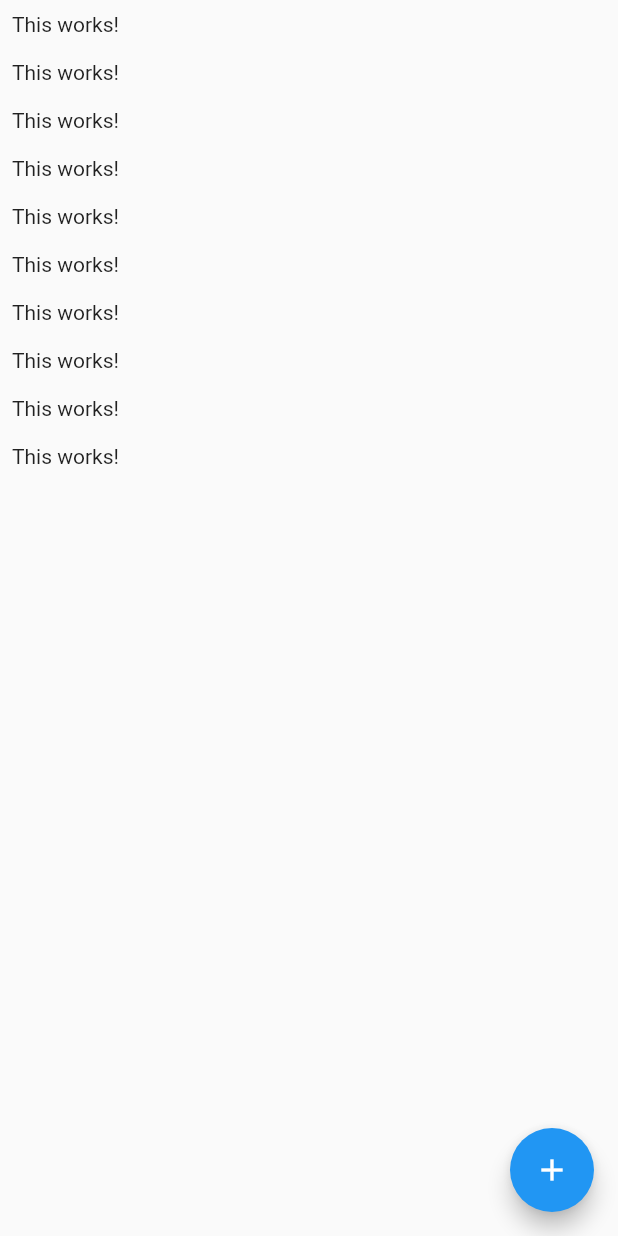
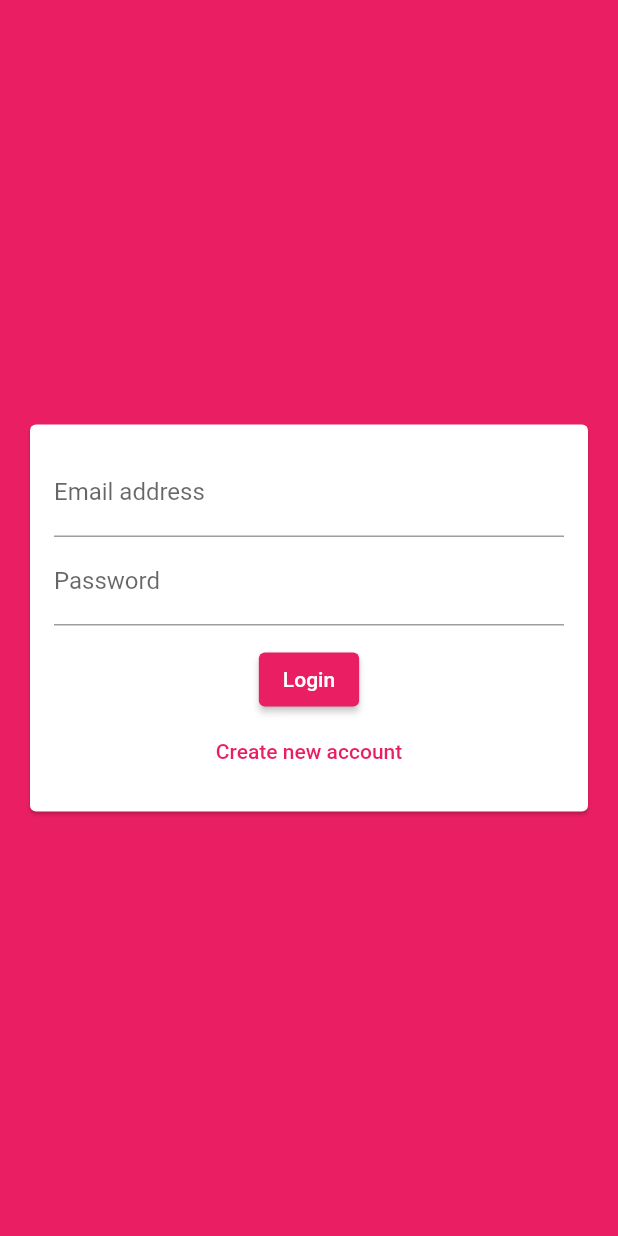
Before and after one commit to GPark8343/flutter_project6, a Flutter app: the screen it shows after launch, on a phone screen of 412 x 824 dp. Run offline on Flutter 3.47's test engine with Material 2 defaults, Android fonts, the phone set to English and light mode, and no system bars; our stand-ins replace cloud_firestore, firebase_core; accounts and stored records are empty.

Commit message:
second commit

```diff
--- a/lib/main.dart
+++ b/lib/main.dart
@@ -1,3 +1,4 @@
+import 'package:chat_app/screens/auth_screen.dart';
 import 'package:firebase_core/firebase_core.dart';
 import 'firebase_options.dart';
 
@@ -16,9 +17,17 @@ class MyApp extends StatelessWidget {
     return MaterialApp(
       title: 'FlutterChat',
       theme: ThemeData(
-        primarySwatch: Colors.blue,
+        primarySwatch: Colors.pink,
+        backgroundColor: Colors.pink,
+        accentColor: Colors.deepPurple,
+        accentColorBrightness: Brightness.dark,
+        buttonTheme: ButtonTheme.of(context).copyWith(
+          buttonColor: Colors.pink,
+          textTheme: ButtonTextTheme.primary,
+          shape: RoundedRectangleBorder(borderRadius: BorderRadius.circular(20))
+        )
       ),
-      home: ChatScreen(),
+      home: AuthScreen(),
     );
   }
 }
--- a/lib/screens/auth_screen.dart
+++ b/lib/screens/auth_screen.dart
@@ -0,0 +1,24 @@
+import 'package:chat_app/widgets/auth/auth_form.dart';
+import 'package:flutter/material.dart';
+
+class AuthScreen extends StatefulWidget {
+  const AuthScreen({super.key});
+
+  @override
+  State<AuthScreen> createState() => _AuthScreenState();
+}
+
+class _AuthScreenState extends State<AuthScreen> {
+
+void _submitAuthForm (String email, String password, String username, bool isLogin){
+
+}
+
+  @override
+  Widget build(BuildContext context) {
+    return Scaffold(
+      backgroundColor: Theme.of(context).primaryColor,
+      body: AuthForm(_submitAuthForm),
+    );
+  }
+}
--- /dev/null
+++ b/lib/widgets/Auth/auth_form.dart
@@ -0,0 +1,110 @@
+import 'package:flutter/material.dart';
+
+class AuthForm extends StatefulWidget {
+  AuthForm(this.submitFn);
+
+  final void Function(
+      String email, String password, String userName, bool isLogin) submitFn;
+
+  @override
+  State<AuthForm> createState() => _AuthFormState();
+}
+
+class _AuthFormState extends State<AuthForm> {
+  final _formKey = GlobalKey<FormState>();
+  var _isLogin = true;
+  var _userEmail = '';
+  var _userName = '';
+  var _userPassword = '';
+
+  void _trySubmit() {
+    final isValid = _formKey.currentState?.validate();
+    FocusScope.of(context).unfocus();
+
+    if (isValid!) {
+      _formKey.currentState?.save();
+      widget.submitFn(_userEmail,_userPassword,_userName,_isLogin);
+    }
+  }
+
+  @override
+  Widget build(BuildContext context) {
+    return Center(
+      child: Card(
+        margin: EdgeInsets.all(20),
+        child: SingleChildScrollView(
+          child: Padding(
+            padding: EdgeInsets.all(16),
+            child: Form(
+                key: _formKey,
+                child: Column(
+                  mainAxisSize: MainAxisSize.min,
+                  children: [
+                    TextFormField(
+                      key: ValueKey('email'),
+                      validator: (value) {
+                        if (value!.isEmpty || !value.contains('@')) {
+                          return 'Please enter a valid email address.';
+                        }
+                        return null;
+                      },
+                      keyboardType: TextInputType.emailAddress,
+                      decoration: InputDecoration(labelText: 'Email address'),
+                      onSaved: (value) {
+                        _userEmail = value as String;
+                      },
+                    ),
+                    if (!_isLogin)
+                      TextFormField(
+                        key: ValueKey('username'),
+                        validator: (value) {
+                          if (value!.isEmpty || value.length < 4) {
+                            return 'Please enter at least 4 characters.';
+                          }
+                          return null;
+                        },
+                        decoration: InputDecoration(labelText: 'Username'),
+                        onSaved: (value) {
+                          _userName = value as String;
+                        },
+                      ),
+                    TextFormField(
+                      key: ValueKey('password'),
+                      validator: (value) {
+                        if (value!.isEmpty || value.length < 7) {
+                          return 'Password must be at least 7 characters long.';
+                        }
+                        return null;
+                      },
+                      decoration: InputDecoration(labelText: 'Password'),
+                      obscureText: true,
+                      onSaved: (value) {
+                        _userPassword = value as String;
+                      },
+                    ),
+                    SizedBox(
+                      height: 12,
+                    ),
+                    ElevatedButton(
+                        onPressed: _trySubmit,
+                        child: Text(_isLogin ? 'Login' : 'Signup')),
+                    TextButton(
+                      onPressed: () {
+                        setState(() {
+                          _isLogin = !_isLogin;
+                        });
+                      },
+                      child: Text(_isLogin
+                          ? 'Create new account'
+                          : 'I already have an account'),
+                      style: TextButton.styleFrom(
+                          foregroundColor: Theme.of(context).primaryColor),
+                    )
+                  ],
+                )),
+          ),
+        ),
+      ),
+    );
+  }
+}
--- a/pubspec.yaml
+++ b/pubspec.yaml
@@ -38,7 +38,7 @@ dependencies:
   cupertino_icons: ^1.0.2
   firebase_core: ^2.1.1
   cloud_firestore: ^4.0.4
-
+  firebase_auth: ^4.1.1
 dev_dependencies:
   flutter_test:
     sdk: flutter
```
Also changed, not shown: lib/screens/chat_screen.dart (+18 -13 lines), pubspec.lock, 1 other file.
